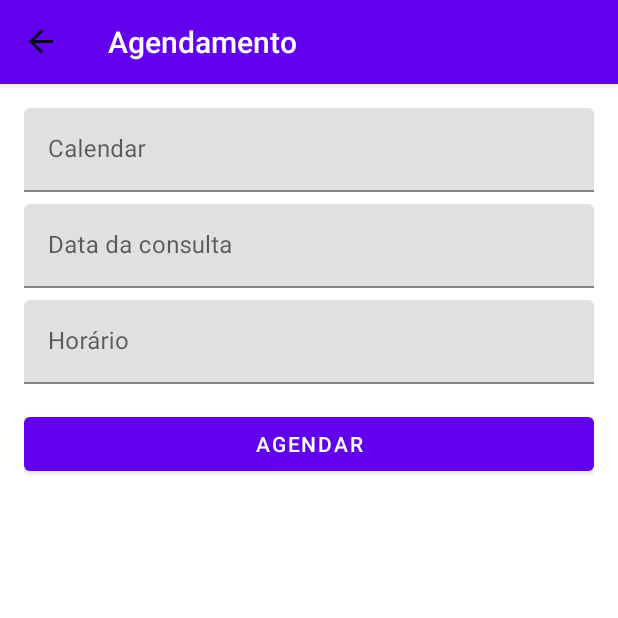
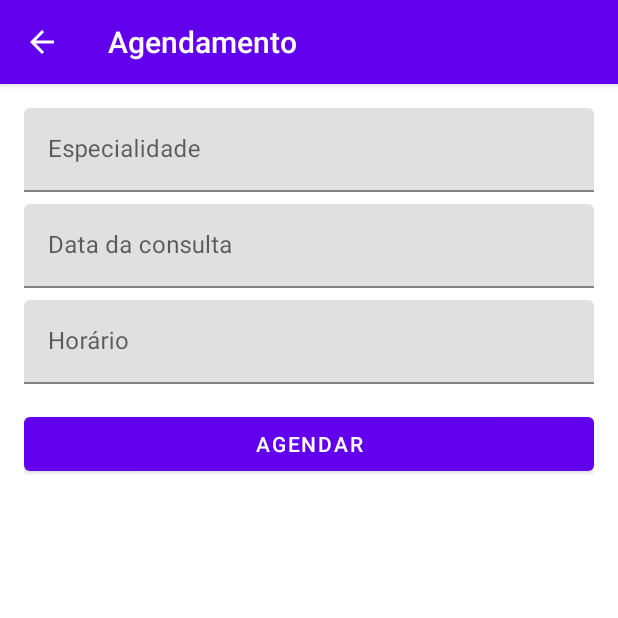
Before and after one commit to Daniel-Lourenco/fiqueok, an Android app: the screen it shows after launch (MainActivity), after a tap on an icon or button, on a phone screen of 412 x 824 dp, the top half of it. Run offline under Robolectric (Android 15) with nearby library versions, the phone set to English and light mode, and no system bars; our stand-ins replace Room's generated code, navigation-ui.

Commit message:
Inclusão de efeitos de transição e alteração nos elementos gráficos da Toolbar

```diff
--- a/app/src/main/java/com/example/fiqueok/MainActivity.kt
+++ b/app/src/main/java/com/example/fiqueok/MainActivity.kt
@@ -3,20 +3,37 @@ package com.example.fiqueok
 import android.os.Bundle
 import androidx.appcompat.app.AppCompatActivity
 import androidx.appcompat.widget.Toolbar
+import androidx.navigation.NavController
 import androidx.navigation.fragment.NavHostFragment
 import androidx.navigation.ui.AppBarConfiguration
 import androidx.navigation.ui.setupWithNavController
 import androidx.navigation.findNavController
+import androidx.navigation.ui.navigateUp
+import androidx.navigation.ui.setupActionBarWithNavController
+import kotlinx.android.synthetic.main.activity_main.*
 
 
 class MainActivity : AppCompatActivity() {
+    private lateinit var navController: NavController
+    private lateinit var appBarConfiguration: AppBarConfiguration
+
+
     override fun onCreate(savedInstanceState: Bundle?) {
         super.onCreate(savedInstanceState)
         setContentView(R.layout.activity_main)
-        val app_toolbar = findViewById<Toolbar>(R.id.app_toolbar)
+
+        setSupportActionBar(app_toolbar)
+        //val app_toolbar = findViewById<Toolbar>(R.id.app_toolbar)
         val navHostFragment = supportFragmentManager.findFragmentById(R.id.nav_host_fragment) as NavHostFragment
-        val navController = navHostFragment.navController
-        val appBarConfiguration = AppBarConfiguration(navController.graph)
-        app_toolbar.setupWithNavController(navController, appBarConfiguration)
+        navController = navHostFragment.navController
+        appBarConfiguration = AppBarConfiguration(navController.graph)
+        setupActionBarWithNavController(navController, appBarConfiguration)
+
+        navController.addOnDestinationChangedListener { _, _, _ ->
+            supportActionBar?.setHomeAsUpIndicator(R.drawable.ic_back)
+        }
+    }
+    override fun onSupportNavigateUp(): Boolean {
+        return navController.navigateUp(appBarConfiguration) || super.onSupportNavigateUp()
     }
 }
--- /dev/null
+++ b/app/src/main/java/com/example/fiqueok/extension/NavExtension.kt
@@ -0,0 +1,19 @@
+package com.example.fiqueok.extension
+
+import androidx.navigation.NavController
+import androidx.navigation.NavOptions
+import com.example.fiqueok.R
+
+private val slideLeftOptions = NavOptions.Builder()
+    .setEnterAnim(R.anim.slide_in_right)
+    .setExitAnim(R.anim.slide_out_left)
+    .setPopEnterAnim(R.anim.slide_in_left)
+    .setPopExitAnim(R.anim.slide_out_right)
+    .build()
+
+fun NavController.navigateWithAnimations(
+    destinationId: Int,
+    animation: NavOptions = slideLeftOptions
+) {
+    this.navigate(destinationId, null, animation)
+}
--- a/app/src/main/java/com/example/fiqueok/ui/agendamentolist/AgendamentoListFragment.kt
+++ b/app/src/main/java/com/example/fiqueok/ui/agendamentolist/AgendamentoListFragment.kt
@@ -6,10 +6,13 @@ import androidx.fragment.app.Fragment
 import androidx.fragment.app.viewModels
 import androidx.lifecycle.ViewModel
 import androidx.lifecycle.ViewModelProvider
+import androidx.lifecycle.observe
 import androidx.navigation.fragment.findNavController
 import com.example.fiqueok.R
+import com.example.fiqueok.ui.agendamentolist.AgendamentoListAdapter
 import com.example.fiqueok.data.db.AppDatabase
 import com.example.fiqueok.data.db.dao.AtendimentosDAO
+import com.example.fiqueok.extension.navigateWithAnimations
 import com.example.fiqueok.repository.AgendamentoRepository
 import com.example.fiqueok.repository.DatabaseDataSource
 import kotlinx.android.synthetic.main.agendamento_list_fragment.*
@@ -49,7 +52,7 @@ class AgendamentoListFragment : Fragment(R.layout.agendamento_list_fragment) {
 
     private fun configureViewListeners(){
         fabAddAgendamento.setOnClickListener{
-            findNavController().navigate(R.id.agendamentoFragment)
+            findNavController().navigateWithAnimations(R.id.agendamentoFragment)
         }
     }
 
--- /dev/null
+++ b/app/src/main/res/anim/slide_in_left.xml
@@ -0,0 +1,7 @@
+<?xml version="1.0" encoding="utf-8"?>
+<set xmlns:android="http://schemas.android.com/apk/res/android">
+
+    <translate android:fromXDelta="-100%" android:toXDelta="0%"
+        android:fromYDelta="0%" android:toYDelta="0%"
+        android:duration="300"/>
+</set>
--- /dev/null
+++ b/app/src/main/res/anim/slide_in_right.xml
@@ -0,0 +1,7 @@
+<?xml version="1.0" encoding="utf-8"?>
+<set xmlns:android="http://schemas.android.com/apk/res/android">
+
+    <translate android:fromXDelta="100%" android:toXDelta="0%"
+        android:fromYDelta="0%" android:toYDelta="0%"
+        android:duration="200"/>
+</set>
--- /dev/null
+++ b/app/src/main/res/anim/slide_out_left.xml
@@ -0,0 +1,7 @@
+<?xml version="1.0" encoding="utf-8"?>
+<set xmlns:android="http://schemas.android.com/apk/res/android">
+
+    <translate android:fromXDelta="0%" android:toXDelta="-100%"
+        android:fromYDelta="0%" android:toYDelta="0%"
+        android:duration="200"/>
+</set>
--- /dev/null
+++ b/app/src/main/res/anim/slide_out_right.xml
@@ -0,0 +1,7 @@
+<?xml version="1.0" encoding="utf-8"?>
+<set xmlns:android="http://schemas.android.com/apk/res/android">
+
+    <translate android:fromXDelta="0%" android:toXDelta="100%"
+        android:fromYDelta="0%" android:toYDelta="0%"
+        android:duration="200"/>
+</set>
--- /dev/null
+++ b/app/src/main/res/drawable/ic_back.xml
@@ -0,0 +1,5 @@
+<vector android:height="24dp" android:tint="#FFFFFF"
+    android:viewportHeight="24" android:viewportWidth="24"
+    android:width="24dp" xmlns:android="http://schemas.android.com/apk/res/android">
+    <path android:fillColor="@android:color/white" android:pathData="M20,11H7.83l5.59,-5.59L12,4l-8,8 8,8 1.41,-1.41L7.83,13H20v-2z"/>
+</vector>
--- a/app/src/main/res/layout/agendamento_fragment.xml
+++ b/app/src/main/res/layout/agendamento_fragment.xml
@@ -21,7 +21,7 @@
             android:id="@+id/input_especialidade"
             android:layout_width="match_parent"
             android:layout_height="wrap_content"
-            android:hint="@string/agendamento_name_hint"
+            android:hint="@string/agendamento_especialidade_hint"
             android:inputType="textCapSentences"/>
 
     </com.google.android.material.textfield.TextInputLayout>
--- a/app/src/main/res/navigation/main_graph.xml
+++ b/app/src/main/res/navigation/main_graph.xml
@@ -8,7 +8,7 @@
     <fragment
         android:id="@+id/agendamentoListFragment"
         android:name="com.example.fiqueok.ui.agendamentolist.AgendamentoListFragment"
-        android:label="agendamento_list_fragment"
+        android:label="@string/agendamentoList_title"
         tools:layout="@layout/agendamento_list_fragment" />
 
     <fragment
--- a/app/src/main/res/values/strings.xml
+++ b/app/src/main/res/values/strings.xml
@@ -2,12 +2,14 @@
     <string name="app_name">FiqueOk</string>
 
     <!--AgendamentoFragment-->
-    <string name="agendamento_name_hint">Calendar</string>
-    <string name="agendamento_email_hint">E-mail</string>
+    <string name="agendamento_especialidade_hint">Especialidade</string>
+    <string name="agendamento_data_hint">Data da consulta</string>
+    <string name="agendamento_horario_hint">Horário</string>
     <string name="agendamento_button">Agendar</string>
     <string name="agendamento_title">Agendamento</string>
     <string name="agendamento_inserted_successfully">Agendamento efetuado com sucesso!</string>
     <string name="agendamento_error_to_insert">Ocorreu um erro ao efetuar o agendamento!</string>
-    <string name="agendamento_data_hint">Data da consulta</string>
-    <string name="agendamento_horario_hint">Horário</string>
+
+    <!-- AgendamentoList -->
+    <string name="agendamentoList_title">Consultas agendadas</string>
 </resources>
```
